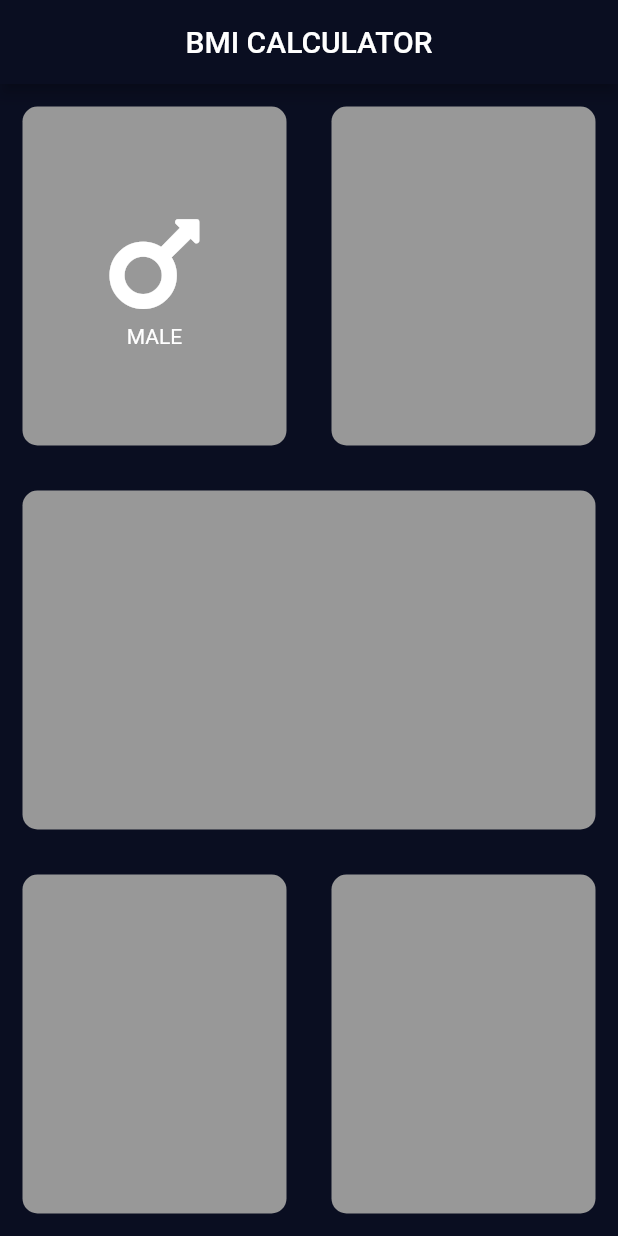
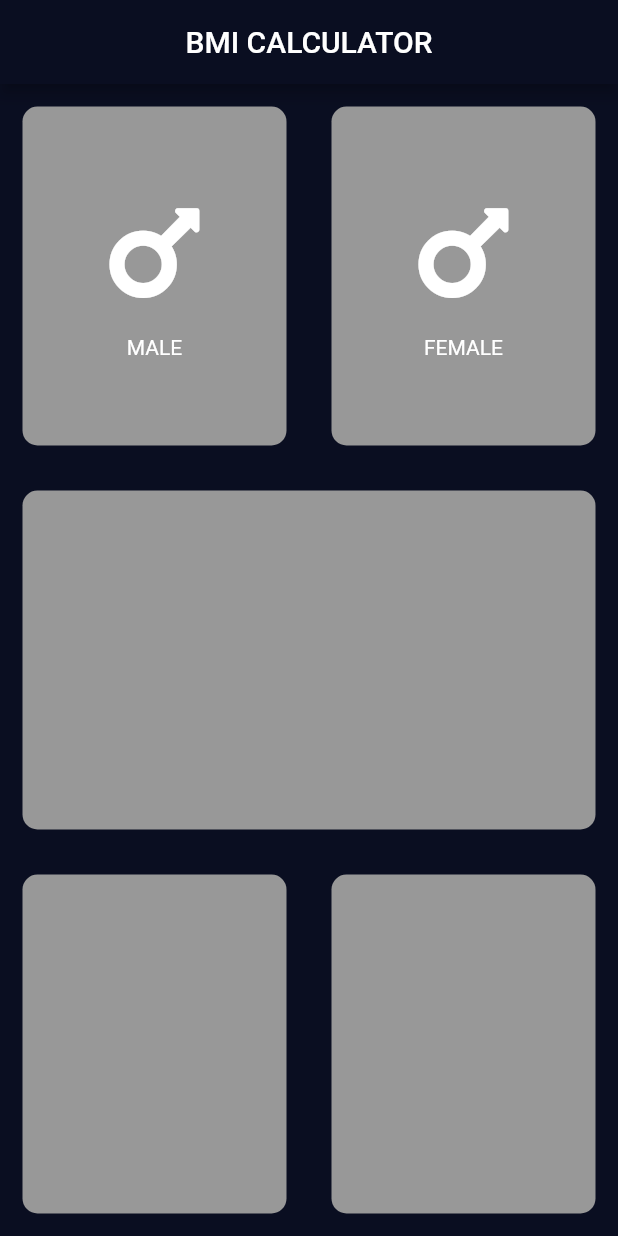
Before and after one commit to cuongnh-1139/flutter_demo, a Flutter app: the screen it shows after launch, on a phone screen of 412 x 824 dp. Run offline on Flutter 3.47's test engine with Material 2 defaults, Android fonts, the phone set to English and light mode, and no system bars; our stand-ins replace font_awesome_flutter.

Commit message:
customize widgets

```diff
--- a/lib/input_page.dart
+++ b/lib/input_page.dart
@@ -22,21 +22,17 @@ class _InputPageState extends State<InputPage> {
                 Expanded(
                   child: ReusableCard(
                     colour: Color(0xFF989898),
-                    cardChild: Column(
-                      mainAxisAlignment: MainAxisAlignment.center,
-                      children: <Widget>[
-                        Icon(
-                          FontAwesomeIcons.mars,
-                          size: 80.0,
-                        ),
-                        Text('MALE')
-                      ],
+                    cardChild: ReusableColumn(
+                      customIcon: FontAwesomeIcons.mars,
+                      textLabel: 'MALE',
                     ),
                   ),
                 ),
                 Expanded(
                   child: ReusableCard(
                     colour: Color(0xFF989898),
+                    cardChild: ReusableColumn(
+                        customIcon: FontAwesomeIcons.mars, textLabel: 'FEMALE'),
                   ),
                 )
               ],
@@ -69,6 +65,31 @@ class _InputPageState extends State<InputPage> {
   }
 }
 
+class ReusableColumn extends StatelessWidget {
+  final IconData customIcon;
+  final String textLabel;
+
+  ReusableColumn({@required this.customIcon, @required this.textLabel});
+
+  @override
+  Widget build(BuildContext context) {
+    return Column(
+      mainAxisAlignment: MainAxisAlignment.center,
+      children: <Widget>[
+        Icon(
+          customIcon,
+          size: 80.0,
+        ),
+        SizedBox(height: 15.0),
+        Text(
+          textLabel,
+          style: TextStyle(color: Color(0xFFFFFFFF)),
+        )
+      ],
+    );
+  }
+}
+
 class ReusableCard extends StatelessWidget {
   ReusableCard({@required this.colour, this.cardChild});
 
```
